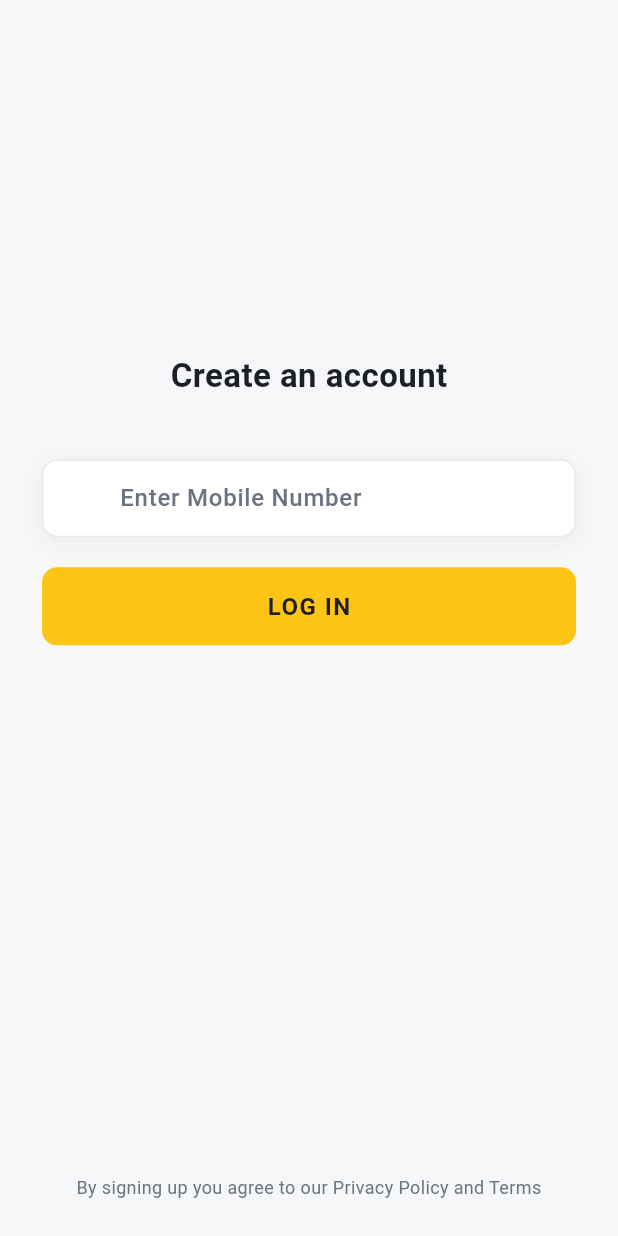
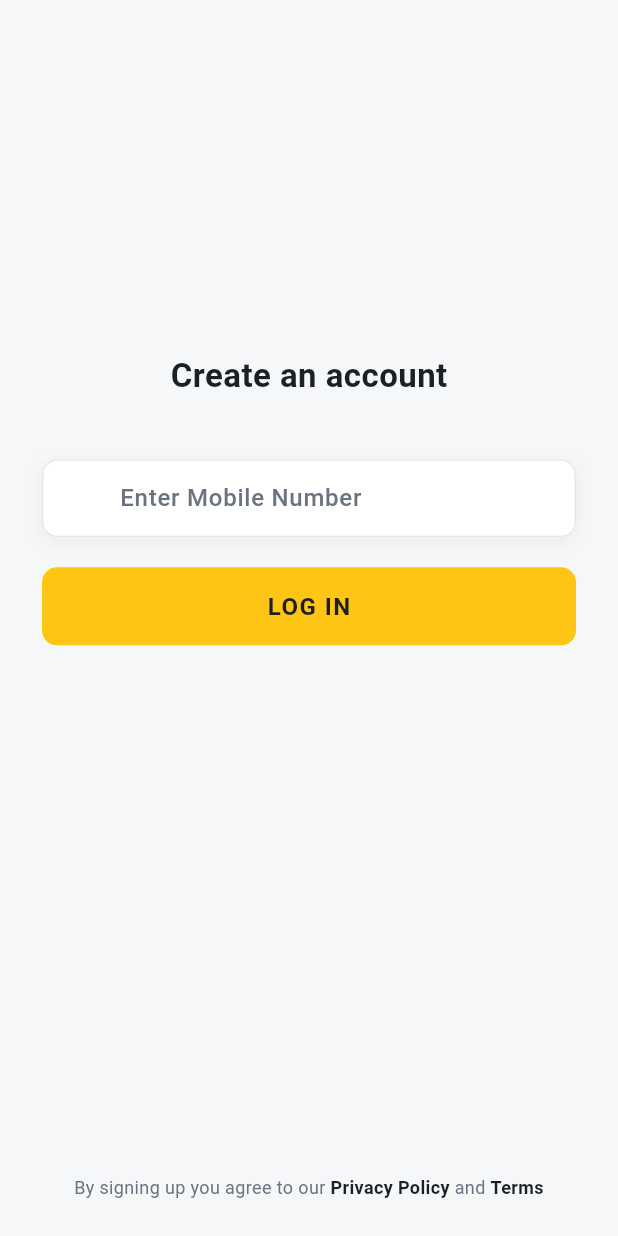
Before and after one commit to shaileshpatel008/SignageSurgeonFlutter, a Flutter app: the screen it shows after launch, after a tap on "login / signup", on a phone screen of 412 x 824 dp. Run offline on Flutter 3.47's test engine with Material 3 defaults, Android fonts, the phone set to English and light mode, and no system bars; our stand-ins replace cloud_firestore, firebase_auth, firebase_core, firebase_messaging, firebase_storage, flutter_bloc and 8 more; missing offline and left inert: razorpay_flutter, video_compress; accounts and stored records are empty.

```diff
--- a/lib/features/auth/screens/login_screen.dart
+++ b/lib/features/auth/screens/login_screen.dart
@@ -1,6 +1,8 @@
+import 'package:flutter/gestures.dart';
 import 'package:flutter/material.dart';
 import 'package:flutter/services.dart';
 import 'package:flutter_bloc/flutter_bloc.dart';
+import 'package:url_launcher/url_launcher.dart';
 import '../../../core/theme/app_theme.dart';
 import '../../../core/constants/app_routes.dart';
 import '../bloc/auth_bloc.dart';
@@ -18,6 +20,14 @@ class _LoginScreenState extends State<LoginScreen> {
   final TextEditingController _phoneController = TextEditingController();
   final _formKey = GlobalKey<FormState>();
 
+  // Play Store requires a working, reachable privacy policy link inside
+  // the app (the plain, non-tappable text here previously didn't link
+  // anywhere) — same URLs account_screen.dart links Terms & Conditions to.
+  static const String _privacyPolicyUrl =
+      'https://www.thesignagesurgeon.com/privacy-policy';
+  static const String _termsAndConditionsUrl =
+      'https://www.thesignagesurgeon.com/terms-and-conditions';
+
   @override
   void dispose() {
     _phoneController.dispose();
@@ -27,6 +37,16 @@ class _LoginScreenState extends State<LoginScreen> {
   void _sendOtp(BuildContext context) {
     if (_formKey.currentState!.validate()) {
       context.read<AuthBloc>().add(SendOtpEvent(_phoneController.text.trim()));
+    }
+  }
+
+  Future<void> _openUrl(String url) async {
+    final uri = Uri.parse(url);
+    final launched = await launchUrl(uri, mode: LaunchMode.externalApplication);
+    if (!launched && mounted) {
+      ScaffoldMessenger.of(context).showSnackBar(
+        const SnackBar(content: Text('Could not open the link. Please try again.')),
+      );
     }
   }
 
@@ -165,10 +185,26 @@ class _LoginScreenState extends State<LoginScreen> {
 
                     const Spacer(flex: 3),
 
-                    // Terms text
-                    const Text(
-                      'By signing up you agree to our Privacy Policy and Terms',
-                      style: TextStyle(fontSize: 12, color: AppColors.grey),
+                    // Terms text — "Privacy Policy" and "Terms" are real
+                    // tappable links now, not just words in a static string.
+                    Text.rich(
+                      TextSpan(
+                        style: const TextStyle(fontSize: 12, color: AppColors.grey),
+                        children: [
+                          const TextSpan(text: 'By signing up you agree to our '),
+                          TextSpan(
+                            text: 'Privacy Policy',
+                            style: const TextStyle(fontWeight: FontWeight.w700, color: AppColors.navy),
+                            recognizer: TapGestureRecognizer()..onTap = () => _openUrl(_privacyPolicyUrl),
+                          ),
+                          const TextSpan(text: ' and '),
+                          TextSpan(
+                            text: 'Terms',
+                            style: const TextStyle(fontWeight: FontWeight.w700, color: AppColors.navy),
+                            recognizer: TapGestureRecognizer()..onTap = () => _openUrl(_termsAndConditionsUrl),
+                          ),
+                        ],
+                      ),
                       textAlign: TextAlign.center,
                     ),
                     const SizedBox(height: 24),
```
Also changed, not shown: 1 other file.
